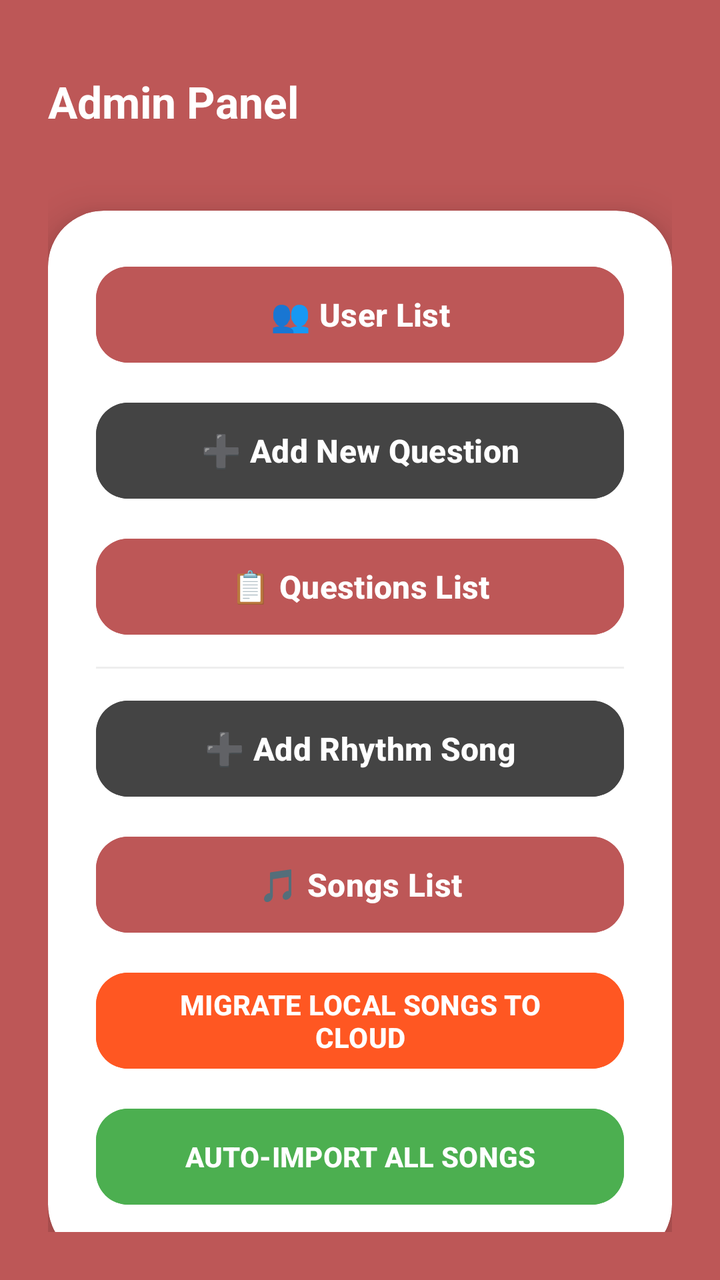
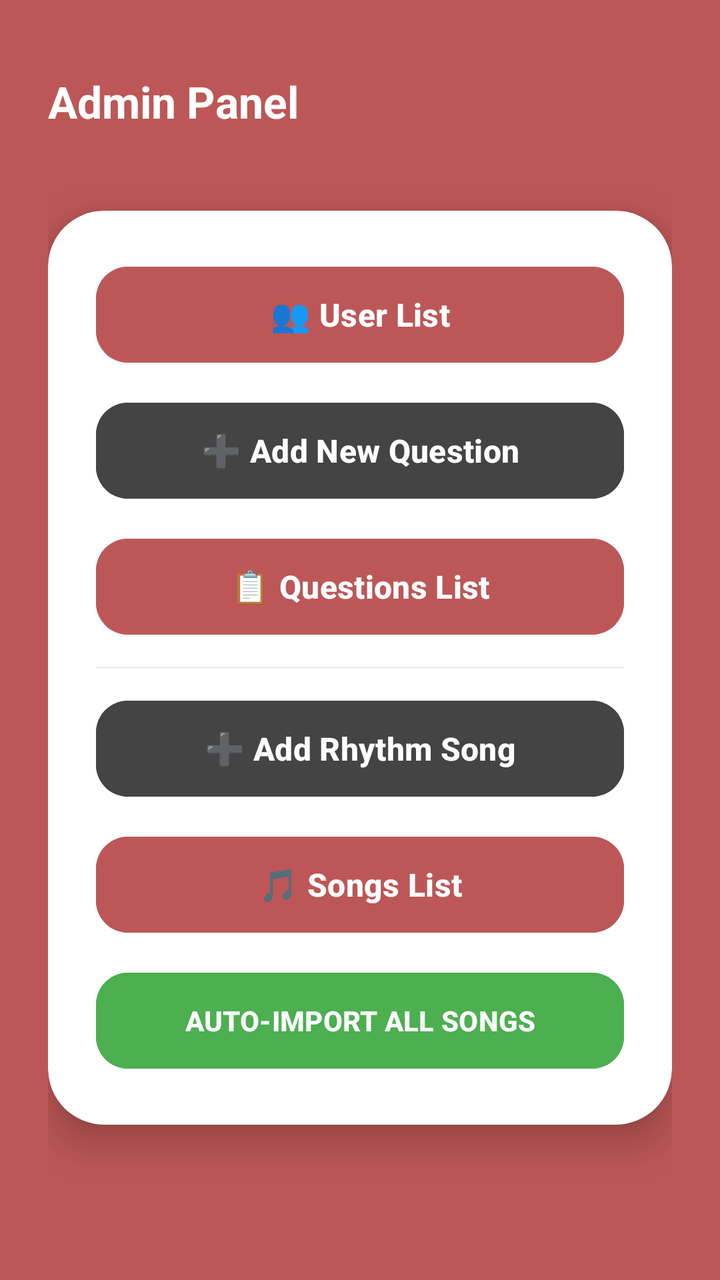

Screens rendered from an Android XML layout before and after an edit, with the pre-edit source and the edit as a unified diff.
<!-- AndroidManifest.xml: application theme Theme.ChaserGame -->
<!-- res/layout/activity_admin.xml -->
<?xml version="1.0" encoding="utf-8"?>
<androidx.constraintlayout.widget.ConstraintLayout xmlns:android="http://schemas.android.com/apk/res/android"
    xmlns:app="http://schemas.android.com/apk/res-auto"
    android:id="@+id/AdminPage"
    android:layout_width="match_parent"
    android:layout_height="match_parent"
    android:background="@color/background_red"
    android:padding="24dp">

    

    <TextView
        android:id="@+id/text_admin_edituser"
        android:layout_width="0dp"
        android:layout_height="wrap_content"
        android:layout_marginTop="12dp"
        android:text="@string/admin_panel_title"
        android:textColor="#FFFFFF"
        android:textSize="22sp"
        android:textStyle="bold"
        app:layout_constraintStart_toStartOf="parent"
        app:layout_constraintTop_toTopOf="parent" />


    

    <androidx.cardview.widget.CardView
        android:id="@+id/adminActionsCard"
        android:layout_width="0dp"
        android:layout_height="wrap_content"
        android:layout_marginTop="40dp"
        app:cardCornerRadius="28dp"
        app:cardElevation="12dp"
        app:layout_constraintEnd_toEndOf="parent"
        app:layout_constraintStart_toStartOf="parent"
        app:layout_constraintTop_toBottomOf="@id/text_admin_edituser">

        <LinearLayout
            android:layout_width="match_parent"
            android:layout_height="wrap_content"
            android:orientation="vertical"
            android:padding="24dp">

            <Button
                android:id="@+id/btn_admin_gotouserlist"
                android:layout_width="match_parent"
                android:layout_height="56dp"
                android:layout_marginBottom="12dp"
                android:backgroundTint="@color/background_red"
                android:text="@string/admin_user_list_btn"
                android:textColor="#FFFFFF"
                android:textSize="16sp"
                android:textStyle="bold"
                app:cornerRadius="16dp" />

            <Button
                android:id="@+id/btnAddQuestion"
                android:layout_width="match_parent"
                android:layout_height="56dp"
                android:layout_marginBottom="12dp"
                android:backgroundTint="#444444"
                android:text="@string/admin_add_question_btn"
                android:textColor="#FFFFFF"
                android:textSize="16sp"
                android:textStyle="bold"
                app:cornerRadius="16dp" />

            <Button
                android:id="@+id/btn_admin_questions_list"
                android:layout_width="match_parent"
                android:layout_height="56dp"
                android:layout_marginBottom="12dp"
                android:backgroundTint="@color/background_red"
                android:text="@string/admin_questions_list_btn"
                android:textColor="#FFFFFF"
                android:textSize="16sp"
                android:textStyle="bold"
                app:cornerRadius="16dp" />

            <View
                android:layout_width="match_parent"
                android:layout_height="1dp"
                android:layout_marginBottom="12dp"
                android:background="#EEEEEE" />

            
            <Button
                android:id="@+id/btn_admin_manage_songs"
                android:layout_width="match_parent"
                android:layout_height="56dp"
                android:layout_marginBottom="12dp"
                android:backgroundTint="#444444"
                android:text="@string/admin_add_rhythm_song_btn"
                android:textColor="#FFFFFF"
                android:textSize="16sp"
                android:textStyle="bold"
                app:cornerRadius="16dp" />

            <Button
                android:id="@+id/btn_admin_songs_list"
                android:layout_width="match_parent"
                android:layout_height="56dp"
                android:layout_marginBottom="12dp"
                android:backgroundTint="@color/background_red"
                android:text="@string/admin_songs_list_btn"
                android:textColor="#FFFFFF"
                android:textSize="16sp"
                android:textStyle="bold"
                app:cornerRadius="16dp" />

            <Button
                android:id="@+id/btn_admin_migrate_to_cloud"
                android:layout_width="match_parent"
                android:layout_height="56dp"
                android:layout_marginBottom="12dp"
                android:backgroundTint="#FF5722"
                android:text="MIGRATE LOCAL SONGS TO CLOUD"
                android:textColor="#FFFFFF"
                android:textSize="14sp"
                android:textStyle="bold"
                app:cornerRadius="16dp" />

            <Button
                android:id="@+id/btn_admin_auto_import"
                android:layout_width="match_parent"
                android:layout_height="56dp"
                android:backgroundTint="#4CAF50"
                android:text="AUTO-IMPORT ALL SONGS"
                android:textColor="#FFFFFF"
                android:textSize="14sp"
                android:textStyle="bold"
                app:cornerRadius="16dp" />

        </LinearLayout>
    </androidx.cardview.widget.CardView>

</androidx.constraintlayout.widget.ConstraintLayout>
<!-- resources referenced by this layout -->
<resources>
  <color name="background_red">#bd5757</color>
  <string name="admin_add_question_btn">➕ Add New Question</string>
  <string name="admin_add_rhythm_song_btn">➕ Add Rhythm Song</string>
  <string name="admin_panel_title">Admin Panel</string>
  <string name="admin_questions_list_btn">📋 Questions List</string>
  <string name="admin_songs_list_btn">🎵 Songs List</string>
  <string name="admin_user_list_btn">👥 User List</string>
  <style name="Theme.ChaserGame" parent="Base.Theme.ChaserGame" />
  <style name="Base.Theme.ChaserGame" parent="Theme.Material3.DayNight.NoActionBar">
          
          
      </style>
</resources>

<!-- the commit's change to res/layout/activity_admin.xml (unified diff, before → after) -->
@@ -109,18 +109,6 @@
                 app:cornerRadius="16dp" />
 
             <Button
-                android:id="@+id/btn_admin_migrate_to_cloud"
-                android:layout_width="match_parent"
-                android:layout_height="56dp"
-                android:layout_marginBottom="12dp"
-                android:backgroundTint="#FF5722"
-                android:text="MIGRATE LOCAL SONGS TO CLOUD"
-                android:textColor="#FFFFFF"
-                android:textSize="14sp"
-                android:textStyle="bold"
-                app:cornerRadius="16dp" />
-
-            <Button
                 android:id="@+id/btn_admin_auto_import"
                 android:layout_width="match_parent"
                 android:layout_height="56dp"
